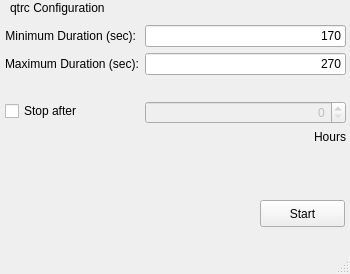
The window that controller_window.ui (KingMew/qtrc) describes before a commit, drawn with Qt 5.
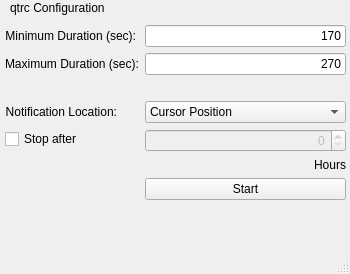
The same window after the commit.

Diff of the .ui file:
```diff
--- a/controller_window.ui
+++ b/controller_window.ui
@@ -41,7 +41,7 @@
       <x>0</x>
       <y>20</y>
       <width>351</width>
-      <height>166</height>
+      <height>247</height>
      </rect>
     </property>
     <layout class="QFormLayout" name="formLayout">
@@ -103,7 +103,7 @@
        </property>
       </widget>
      </item>
-     <item row="2" column="0">
+     <item row="3" column="0">
       <widget class="QLabel" name="spacer">
        <property name="font">
         <font>
@@ -111,21 +111,60 @@
         </font>
        </property>
        <property name="text">
-        <string> </string>
+        <string/>
        </property>
        <property name="margin">
         <number>6</number>
        </property>
       </widget>
      </item>
-     <item row="3" column="0">
+     <item row="4" column="1">
+      <widget class="QComboBox" name="positionMode">
+       <item>
+        <property name="text">
+         <string>Cursor Position</string>
+        </property>
+       </item>
+       <item>
+        <property name="text">
+         <string>Random Position</string>
+        </property>
+       </item>
+       <item>
+        <property name="text">
+         <string>Screen Center</string>
+        </property>
+       </item>
+      </widget>
+     </item>
+     <item row="4" column="0">
+      <widget class="QLabel" name="label_5">
+       <property name="text">
+        <string>Notification Location:</string>
+       </property>
+       <property name="alignment">
+        <set>Qt::AlignRight|Qt::AlignTrailing|Qt::AlignVCenter</set>
+       </property>
+      </widget>
+     </item>
+     <item row="5" column="1">
+      <widget class="QSpinBox" name="stopHours">
+       <property name="enabled">
+        <bool>false</bool>
+       </property>
+       <property name="alignment">
+        <set>Qt::AlignRight|Qt::AlignTrailing|Qt::AlignVCenter</set>
+       </property>
+      </widget>
+     </item>
+     <item row="5" column="0">
       <widget class="QCheckBox" name="stopCheck">
        <property name="text">
         <string>Stop after </string>
        </property>
       </widget>
      </item>
-     <item row="5" column="1">
+     <item row="6" column="1">
       <widget class="QLabel" name="label_4">
        <property name="text">
         <string>Hours</string>
@@ -135,13 +174,16 @@
        </property>
       </widget>
      </item>
-     <item row="3" column="1">
-      <widget class="QSpinBox" name="stopHours">
-       <property name="enabled">
+     <item row="9" column="1">
+      <widget class="QPushButton" name="goButton">
+       <property name="text">
+        <string>Start</string>
+       </property>
+       <property name="default">
         <bool>false</bool>
        </property>
-       <property name="alignment">
-        <set>Qt::AlignRight|Qt::AlignTrailing|Qt::AlignVCenter</set>
+       <property name="flat">
+        <bool>false</bool>
        </property>
       </widget>
      </item>
@@ -160,25 +202,6 @@
      <string>qtrc Configuration</string>
     </property>
    </widget>
-   <widget class="QPushButton" name="goButton">
-    <property name="geometry">
-     <rect>
-      <x>260</x>
-      <y>200</y>
-      <width>85</width>
-      <height>27</height>
-     </rect>
-    </property>
-    <property name="text">
-     <string>Start</string>
-    </property>
-    <property name="default">
-     <bool>false</bool>
-    </property>
-    <property name="flat">
-     <bool>false</bool>
-    </property>
-   </widget>
   </widget>
   <widget class="QMenuBar" name="menubar">
    <property name="geometry">
```
Left out of the diff: 2 changed lines with no effect on the pictures.
